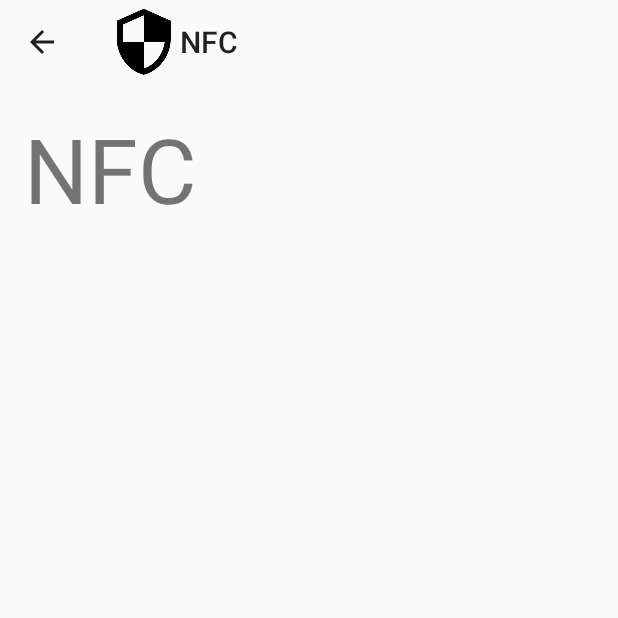
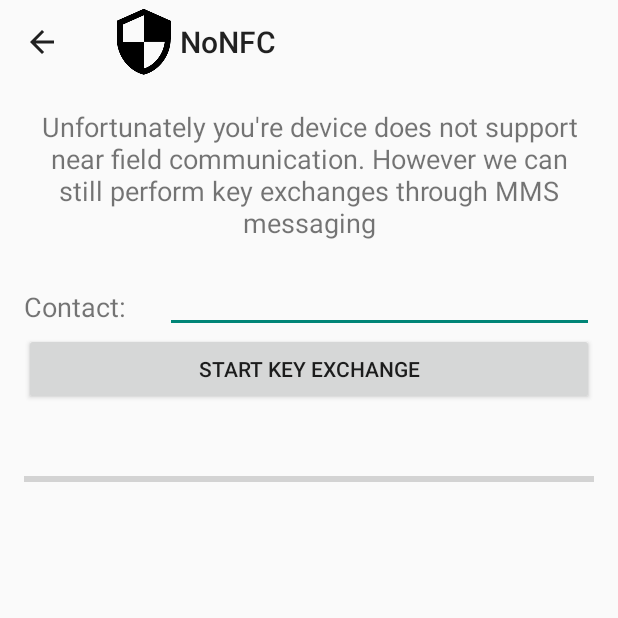
Before and after one commit to BlackburnCollegeComputerScience/Bsecure, an Android app: the screen it shows after launch (NFC before the commit, NoNFC after it), in the options menu, after a tap on "NFC", on a phone screen of 412 x 824 dp, the top half of it. Run offline under Robolectric (Android 15) with nearby library versions, the light colour scheme and no system bars.

Commit message:
Added basic NFC ability. Should recongnise another nfc device and beam it a small message. Bumped the minsdk to 15 from 14 because we need 15 for some nfc functionality. If the phone doesn't have NFC it will be directed to an activity telling them so.

```diff
--- a/app/build.gradle
+++ b/app/build.gradle
@@ -6,7 +6,7 @@ android {
 
     defaultConfig {
         applicationId "com.bccs.bsecure"
-        minSdkVersion 15
+        minSdkVersion 16
         targetSdkVersion 22
         versionCode 1
         versionName "1.0"
--- a/app/src/main/java/com/bccs/bsecure/Conversation.java
+++ b/app/src/main/java/com/bccs/bsecure/Conversation.java
@@ -91,7 +91,7 @@ public class Conversation extends ActionBarActivity {
                 typeMessage.setText("");
 
                 if (currentNumber.length() > 0 && message.length() > 0) {
-                    myMessage msgObj = handleMessage.send(currentNumber, message);
+                    myMessage msgObj = handleMessage.send(currentNumber, message, getApplicationContext());
                     dbHelper helper = new dbHelper(getBaseContext());
                     helper.addRecord(msgObj);
                     helper.close();
--- a/app/src/main/java/com/bccs/bsecure/CreateMessage.java
+++ b/app/src/main/java/com/bccs/bsecure/CreateMessage.java
@@ -56,7 +56,7 @@ public class CreateMessage extends ActionBarActivity {
             for (String number : recipientStrings) {
 
                 dbHelper database = new dbHelper(getApplicationContext());
-                database.addRecord(handleMessage.send(number, messageText.getText().toString()));
+                database.addRecord(handleMessage.send(number, messageText.getText().toString(), getApplicationContext()));
                 database.close();
                 onBackPressed();
             }
--- a/app/src/main/java/com/bccs/bsecure/Main.java
+++ b/app/src/main/java/com/bccs/bsecure/Main.java
@@ -3,6 +3,8 @@ package com.bccs.bsecure;
 import android.content.Context;
 import android.content.Intent;
 import android.content.IntentFilter;
+import android.nfc.NfcAdapter;
+import android.nfc.NfcManager;
 import android.os.Bundle;
 import android.support.v4.content.LocalBroadcastManager;
 import android.support.v7.app.AppCompatActivity;
@@ -96,7 +98,15 @@ public class Main extends AppCompatActivity {
                 openContacts();
                 return true;
             case R.id.action_nfc:
-                openNFC();
+                //Checks if the device supports NFC. If not opens the NoNFC activity to communicate
+                //through test messaging.
+                NfcManager nfcManager = (NfcManager) getApplicationContext().getSystemService(Context.NFC_SERVICE);
+                NfcAdapter nfcAdapter = nfcManager.getDefaultAdapter();
+                if (nfcAdapter != null && nfcAdapter.isEnabled()) {
+                    openNFC();
+                } else {
+                    openNoNFC();
+                }
                 return true;
             case R.id.action_settings:
                 openSettings();
@@ -121,6 +131,11 @@ public class Main extends AppCompatActivity {
     }
     public void openNFC(){
         Intent intent = new Intent(this, NFC.class);
+        startActivity(intent);
+    }
+
+    public void openNoNFC() {
+        Intent intent = new Intent(this, NoNFC.class);
         startActivity(intent);
     }
     public void openSettings(){
--- /dev/null
+++ b/app/src/main/java/com/bccs/bsecure/NoNFC.java
@@ -0,0 +1,32 @@
+package com.bccs.bsecure;
+
+import android.os.Bundle;
+import android.support.v7.app.ActionBarActivity;
+import android.view.Menu;
+import android.view.MenuItem;
+
+
+public class NoNFC extends ActionBarActivity {
+
+    @Override
+    protected void onCreate(Bundle savedInstanceState) {
+        super.onCreate(savedInstanceState);
+        setContentView(R.layout.activity_no_nfc);
+    }
+
+    @Override
+    public boolean onCreateOptionsMenu(Menu menu) {
+        // Inflate the menu; this adds items to the action bar if it is present.
+        getMenuInflater().inflate(R.menu.menu_no_nfc, menu);
+        return true;
+    }
+
+    @Override
+    public boolean onOptionsItemSelected(MenuItem item) {
+        // Handle action bar item clicks here. The action bar will
+        // automatically handle clicks on the Home/Up button, so long
+        // as you specify a parent activity in AndroidManifest.xml.
+        onBackPressed();
+        return true;
+    }
+}
--- /dev/null
+++ b/app/src/main/res/layout/activity_no_nfc.xml
@@ -0,0 +1,73 @@
+<RelativeLayout xmlns:android="http://schemas.android.com/apk/res/android"
+    xmlns:tools="http://schemas.android.com/tools"
+    android:layout_width="match_parent"
+    android:layout_height="match_parent"
+    android:paddingLeft="@dimen/activity_horizontal_margin"
+    android:paddingRight="@dimen/activity_horizontal_margin"
+    android:paddingTop="@dimen/activity_vertical_margin"
+    android:paddingBottom="@dimen/activity_vertical_margin"
+    tools:context="com.bccs.bsecure.NoNFC">
+
+    <TextView
+        android:text="@string/noNFCmessage"
+        android:layout_width="wrap_content"
+        android:layout_height="wrap_content"
+        android:textSize="18dp"
+        android:gravity="center_horizontal"
+        android:id="@+id/textView2" />
+
+    <LinearLayout
+        android:orientation="vertical"
+        android:layout_width="match_parent"
+        android:layout_height="match_parent"
+        android:layout_below="@+id/textView2"
+        android:layout_alignParentLeft="true"
+        android:layout_alignParentStart="true">
+
+        <LinearLayout
+            android:orientation="horizontal"
+            android:layout_width="fill_parent"
+            android:layout_height="40dp">
+
+            <TextView
+                android:layout_width="wrap_content"
+                android:layout_height="29dp"
+                android:text="Contact:"
+                android:id="@+id/textView3"
+                android:layout_weight="1.18"
+                android:textSize="18dp"
+                android:gravity="center_vertical" />
+
+            <EditText
+                android:layout_width="wrap_content"
+                android:layout_height="wrap_content"
+                android:id="@+id/editText"
+                android:layout_weight="12" />
+        </LinearLayout>
+
+        <Button
+            android:layout_width="fill_parent"
+            android:layout_height="wrap_content"
+            android:text="Start Key Exchange"
+            android:id="@+id/button" />
+
+        <ProgressBar
+            style="?android:attr/progressBarStyleHorizontal"
+            android:layout_width="match_parent"
+            android:layout_height="wrap_content"
+            android:id="@+id/progressBar"
+            android:layout_weight="1"
+            android:layout_gravity="center_vertical"
+            android:max="100" />
+
+        <TextView
+            android:layout_width="fill_parent"
+            android:layout_height="wrap_content"
+            android:textSize="18dp"
+            android:gravity="center_horizontal"
+            android:id="@+id/progressTextView"
+            android:layout_weight="5" />
+
+    </LinearLayout>
+
+</RelativeLayout>
--- /dev/null
+++ b/app/src/main/res/menu/menu_no_nfc.xml
@@ -0,0 +1,2 @@
+<menu xmlns:tools="http://schemas.android.com/tools"
+    tools:context="com.bccs.bsecure.NoNFC"></menu>
--- a/app/src/main/res/values/strings.xml
+++ b/app/src/main/res/values/strings.xml
@@ -21,7 +21,7 @@
 
     <string name="message_received_notification_title_template">Message received: %1$s</string>
 
-    <!-- TODO: remove this placeholder text -->
+    <!-- TODO: remove this placeholder text  -->
     <string name="message_received_notification_placeholder_text_template">You said %1$s and lorem
         ipsum dolor sit amet, consectetur adipiscing elit. Etiam non enim magna. Morbi dictum, velit
         vel semper venenatis, magna odio volutpat velit, at ullamcorper nulla lacus sed turpis.
@@ -30,7 +30,10 @@
         viverra rhoncus sit amet nec magna. Donec lacinia ligula at libero volutpat volutpat nec nec
         tortor.
     </string>
+    <string name="noNFCmessage">Unfortunately you\'re device does not support near field
+        communication. However we can still perform key exchanges through MMS messaging\n</string>
 
     <string name="action_share">Share</string>
     <string name="action_reply">Reply</string>
+    <string name="title_activity_no_nfc">NoNFC</string>
 </resources>
```
Also changed, not shown: app/src/main/AndroidManifest.xml (+10 -4 lines), app/src/main/java/com/bccs/bsecure/DiffieHellman.java (+12 -14 lines), app/src/main/java/com/bccs/bsecure/NFC.java (+66 -3 lines), app/src/main/java/com/bccs/bsecure/handleMessage.java (+61 -41 lines), app/src/main/java/com/bccs/bsecure/smsBroadcastReceiver.java (+4 -4 lines).
